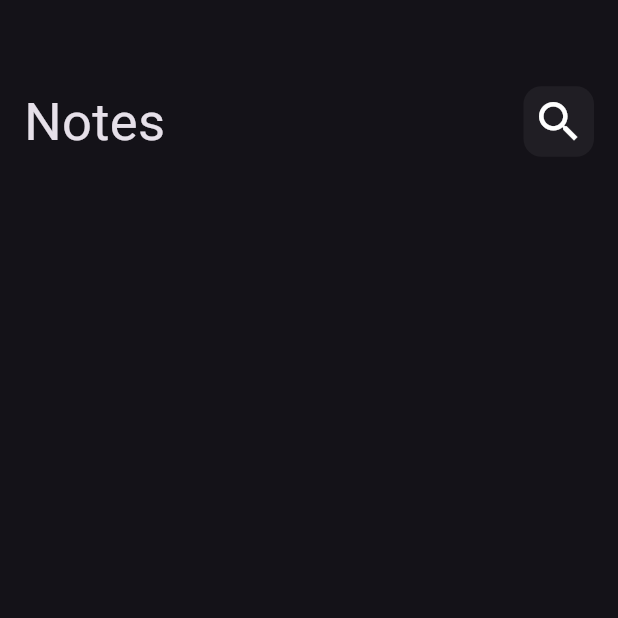
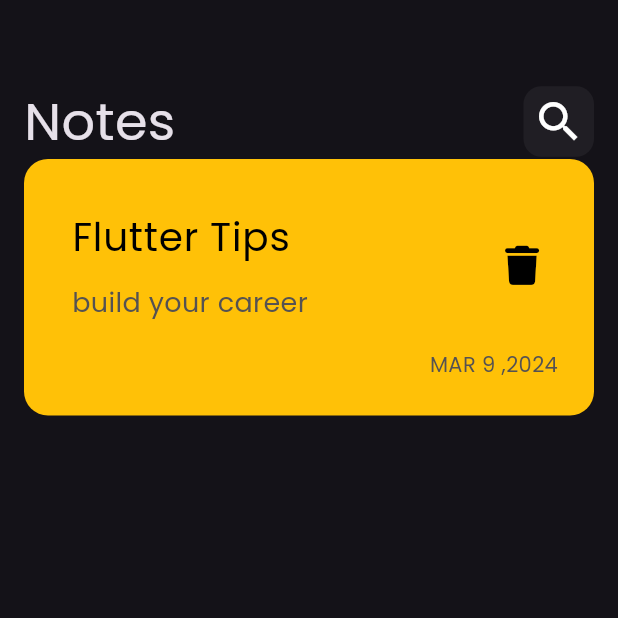
Before and after one commit to abdelrahmanmaher17/notes_app, a Flutter app: the screen it shows after launch, on a phone screen of 412 x 824 dp, the top half of it. Run offline on Flutter 3.47's test engine with Material 3 defaults, Android fonts, the phone set to English and light mode, and no system bars; our stand-ins replace font_awesome_flutter.

Commit message:
create note item

```diff
--- a/lib/main.dart
+++ b/lib/main.dart
@@ -12,7 +12,10 @@ class NotesApp extends StatelessWidget {
   Widget build(BuildContext context) {
     return MaterialApp(
       debugShowCheckedModeBanner: false,
-      theme: ThemeData.dark(),
+      theme: ThemeData(
+        brightness: Brightness.dark,
+        fontFamily: 'Poppins',
+      ),
       home: const NotesView(),
     );
   }
--- /dev/null
+++ b/lib/widgets/custom_note_item.dart
@@ -0,0 +1,51 @@
+import 'package:flutter/material.dart';
+import 'package:font_awesome_flutter/font_awesome_flutter.dart';
+
+class NoteItem extends StatelessWidget {
+  const NoteItem({super.key});
+
+  @override
+  Widget build(BuildContext context) {
+    return Container(
+      padding: const EdgeInsets.only(top: 24, bottom: 24, left: 16),
+      decoration: BoxDecoration(
+        color: Colors.amber,
+        borderRadius: BorderRadius.circular(16),
+      ),
+      child: Column(
+        crossAxisAlignment: CrossAxisAlignment.end,
+        children: [
+          ListTile(
+            title: const Text(
+              "Flutter Tips",
+              style: TextStyle(color: Colors.black, fontSize: 26),
+            ),
+            subtitle:  const Padding(
+              padding: EdgeInsets.only(top: 12),
+              child: Text(
+                "build your career",
+                style: TextStyle(
+                    color: Color.fromARGB(255, 85, 82, 82), fontSize: 18),
+              ),
+            ),
+            trailing: IconButton(
+              onPressed: () {},
+              icon: const Icon(
+                FontAwesomeIcons.trash,
+                color: Colors.black,
+                size: 26,
+              ),
+            ),
+          ),
+          const Padding(
+            padding: EdgeInsets.only(right: 24, top: 10),
+            child: Text(
+              "MAR 9 ,2024",
+              style: TextStyle(color: Color.fromARGB(255, 85, 82, 82)),
+            ),
+          )
+        ],
+      ),
+    );
+  }
+}
--- a/lib/widgets/notes_view_body.dart
+++ b/lib/widgets/notes_view_body.dart
@@ -1,5 +1,6 @@
 import 'package:flutter/material.dart';
 import 'package:notes_app/widgets/custom_app_bar.dart';
+import 'package:notes_app/widgets/custom_note_item.dart';
 
 class NotesViewBody extends StatelessWidget {
   const NotesViewBody({super.key});
@@ -14,6 +15,7 @@ class NotesViewBody extends StatelessWidget {
             height: 40,
           ),
           CustomAppBar(),
+          NoteItem(),
         ],
       ),
     );
```
Also changed, not shown: pubspec.yaml (+7 -11 lines), assets/fonts/Poppins-Regular.ttf (added), pubspec.lock.
